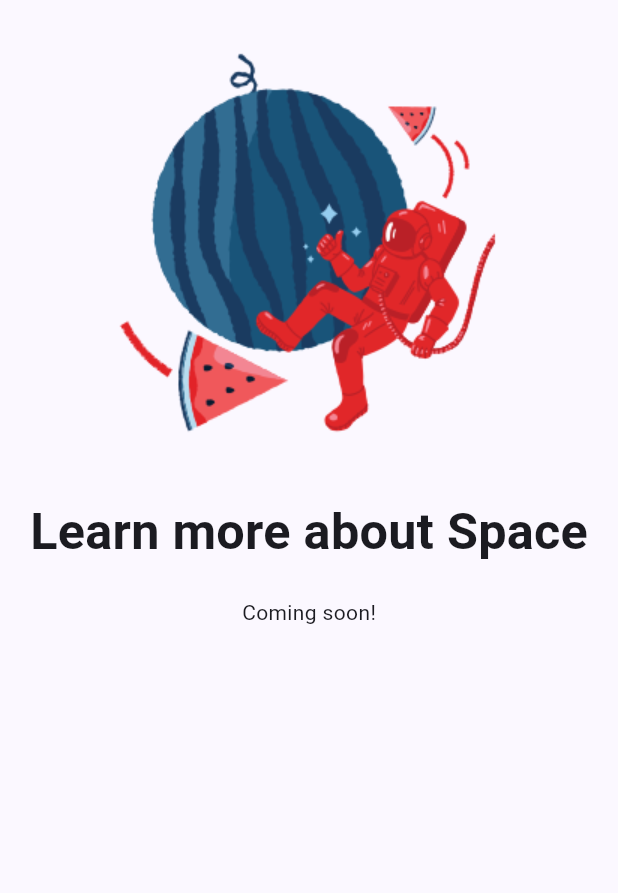
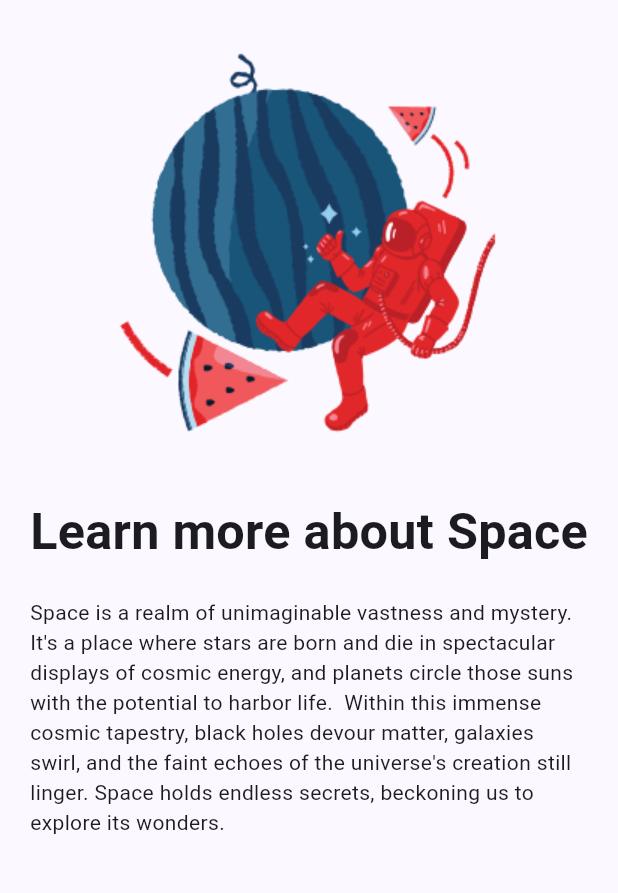
Before and after one commit to noliveira95/spacely, a Flutter app: the screen it shows after launch, after a tap on "Space", on a phone screen of 412 x 824 dp, the part 63-956 px from its top. Run offline on Flutter 3.47's test engine with Material 3 defaults, Android fonts, the light colour scheme and no system bars.

Commit message:
feat: add isClickable property

```diff
--- a/lib/classes/card_class.dart
+++ b/lib/classes/card_class.dart
@@ -3,8 +3,10 @@ class CardClass {
     required this.title,
     this.description,
     required this.image,
+    this.isClickable = true,
   });
   String title;
   String? description;
   String image;
+  bool isClickable;
 }
--- a/lib/core/constants.dart
+++ b/lib/core/constants.dart
@@ -2,3 +2,12 @@ const double kDouble5 = 5.0;
 const double kDouble10 = 10.0;
 const double kDouble20 = 20.0;
 const double kDouble40 = 40.0;
+
+const String rocketInfo =
+    "Rockets are extraordinary machines that defy gravity, propelling themselves into the vast expanse of space. With powerful engines that generate immense thrust, they break free from Earth's atmosphere and carry payloads such as satellites, scientific instruments, and even humans into orbit or beyond. Rockets are marvels of engineering, representing the pinnacle of our technological advancements and our unyielding desire to explore the cosmos.";
+
+const String spaceInfo =
+    "Space is a realm of unimaginable vastness and mystery. It's a place where stars are born and die in spectacular displays of cosmic energy, and planets circle those suns with the potential to harbor life.  Within this immense cosmic tapestry, black holes devour matter, galaxies swirl, and the faint echoes of the universe's creation still linger. Space holds endless secrets, beckoning us to explore its wonders.";
+
+const String travelInfo =
+    "Travel is the act of venturing beyond the familiar, a journey that broadens our horizons and enriches our lives. It might be exploring the bustling streets of a distant city, immersing yourself in the tranquility of nature, or discovering the hidden gems of your own neighborhood.  Travel awakens our senses, challenges our perspectives, and leaves an enduring mark on our souls, reminding us of the world's vast beauty and our place within it.";
--- a/lib/pages/home.dart
+++ b/lib/pages/home.dart
@@ -47,6 +47,7 @@ class HomePage extends StatelessWidget {
                 title: 'Yeah!',
                 description: 'Yeah buddy!',
                 image: 'images/yeah.png',
+                isClickable: false,
               ),
             ),
           ],
--- a/lib/pages/learn_more.dart
+++ b/lib/pages/learn_more.dart
@@ -33,7 +33,11 @@ class LearnMorePage extends StatelessWidget {
                   const SizedBox(
                     height: kDouble20,
                   ),
-                  Text(content.description ?? 'Coming soon!'),
+                  Text(content.title == 'Rockets'
+                      ? rocketInfo
+                      : content.title == 'Space'
+                          ? spaceInfo
+                          : travelInfo),
                 ],
               ),
             ),
--- a/lib/widgets/card_widget.dart
+++ b/lib/widgets/card_widget.dart
@@ -14,7 +14,8 @@ class CardWidget extends StatelessWidget {
   Widget build(BuildContext context) {
     return GestureDetector(
       onTap: () {
-        Navigator.push(
+        content.isClickable
+            ? Navigator.push(
                 context,
                 MaterialPageRoute(
                   builder: (context) {
@@ -23,7 +24,8 @@ class CardWidget extends StatelessWidget {
                     );
                   },
                 ),
-        );
+              )
+            : null;
       },
       child: Card(
         child: Container(
@@ -43,7 +45,7 @@ class CardWidget extends StatelessWidget {
                 ),
               ),
               Text(
-                'Learn more about ${content.title}',
+                content.description ?? 'Learn more about ${content.title}',
               ),
             ],
           ),
```
Lines whose indentation alone changed are shown as unchanged.
